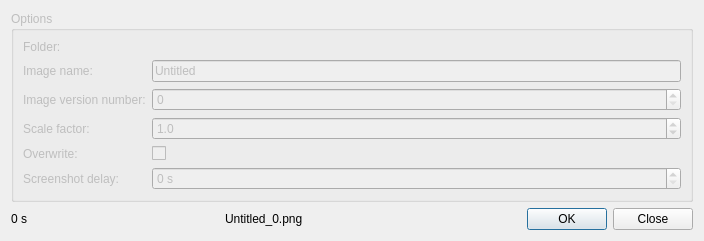
This is Libs/Widgets/Resources/UI/ctkScreenshotDialog.ui in commontk/CTK as Qt 5 draws it before an edit. The edited form follows.
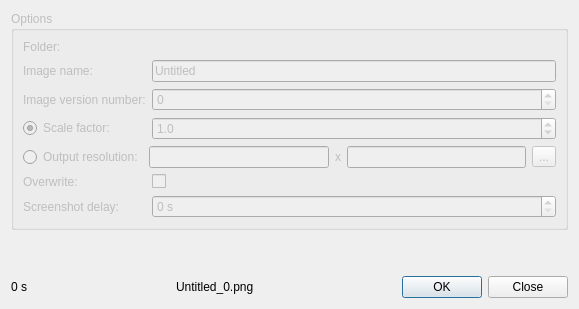
This is the edited form. Icons and pictures are not drawn. Custom widgets are drawn as their Qt base class.

Commit message:
Added screenshot output resolution support
The user can now select whether to scale the current viewport or to get
a fixed resolution screenshot of the viewport. The lock aspect ratio
button, when selected, makes sure the screenshot image has the same
aspect ratio as the viewport.

ENH: Added method to enforce resolution for output screenshot

The edit to the form file:
```diff
--- a/Libs/Widgets/Resources/UI/ctkScreenshotDialog.ui
+++ b/Libs/Widgets/Resources/UI/ctkScreenshotDialog.ui
@@ -6,8 +6,8 @@
    <rect>
     <x>0</x>
     <y>0</y>
-    <width>704</width>
-    <height>235</height>
+    <width>579</width>
+    <height>309</height>
    </rect>
   </property>
   <property name="sizePolicy">
@@ -19,8 +19,72 @@
   <property name="windowTitle">
    <string>Screen Capture Options</string>
   </property>
-  <layout class="QVBoxLayout" name="verticalLayout">
-   <item>
+  <layout class="QGridLayout" name="gridLayout">
+   <item row="2" column="0">
+    <layout class="QHBoxLayout" name="horizontalLayout">
+     <item>
+      <widget class="QLabel" name="CountDownLabel">
+       <property name="text">
+        <string>0 s</string>
+       </property>
+      </widget>
+     </item>
+     <item>
+      <spacer name="horizontalSpacer">
+       <property name="orientation">
+        <enum>Qt::Horizontal</enum>
+       </property>
+       <property name="sizeHint" stdset="0">
+        <size>
+         <width>40</width>
+         <height>20</height>
+        </size>
+       </property>
+      </spacer>
+     </item>
+     <item>
+      <widget class="QLabel" name="ImageFullNameLabel">
+       <property name="text">
+        <string>Untitled_0.png</string>
+       </property>
+      </widget>
+     </item>
+     <item>
+      <spacer name="horizontalSpacer_2">
+       <property name="orientation">
+        <enum>Qt::Horizontal</enum>
+       </property>
+       <property name="sizeHint" stdset="0">
+        <size>
+         <width>40</width>
+         <height>20</height>
+        </size>
+       </property>
+      </spacer>
+     </item>
+     <item>
+      <widget class="QDialogButtonBox" name="ButtonBox">
+       <property name="standardButtons">
+        <set>QDialogButtonBox::Close|QDialogButtonBox::Ok</set>
+       </property>
+      </widget>
+     </item>
+    </layout>
+   </item>
+   <item row="1" column="0">
+    <spacer name="verticalSpacer">
+     <property name="orientation">
+      <enum>Qt::Vertical</enum>
+     </property>
+     <property name="sizeHint" stdset="0">
+      <size>
+       <width>20</width>
+       <height>0</height>
+      </size>
+     </property>
+    </spacer>
+   </item>
+   <item row="0" column="0">
     <widget class="QGroupBox" name="OptionGroupBox">
      <property name="enabled">
       <bool>false</bool>
@@ -34,7 +98,7 @@
      <property name="title">
       <string>Options</string>
      </property>
-     <layout class="QFormLayout" name="formLayout">
+     <layout class="QGridLayout" name="gridLayout_2">
       <item row="0" column="0">
        <widget class="QLabel" name="DirectoryLabel">
         <property name="text">
@@ -43,7 +107,7 @@
        </widget>
       </item>
       <item row="0" column="1">
-       <widget class="ctkDirectoryButton" name="DirectoryButton">
+       <widget class="ctkDirectoryButton" name="DirectoryButton" native="true">
         <property name="toolTip">
          <string>Select a directory in which screen captures will be saved.</string>
         </property>
@@ -77,10 +141,13 @@
        <widget class="QSpinBox" name="ImageVersionNumberSpinBox"/>
       </item>
       <item row="3" column="0">
-       <widget class="QLabel" name="ScaleFactorLabel">
+       <widget class="QRadioButton" name="ScaleFactorRadioButton">
         <property name="text">
          <string>Scale factor:</string>
         </property>
+        <property name="checked">
+         <bool>true</bool>
+        </property>
        </widget>
       </item>
       <item row="3" column="1">
@@ -105,28 +172,73 @@
         </property>
        </widget>
       </item>
-      <item row="4" column="0">
+      <item row="4" column="0" colspan="2">
+       <layout class="QHBoxLayout" name="horizontalLayout_2">
+        <item>
+         <widget class="QRadioButton" name="OutputResolutionRadioButton">
+          <property name="text">
+           <string>Output resolution:</string>
+          </property>
+         </widget>
+        </item>
+        <item>
+         <widget class="QLineEdit" name="WidthLineEdit"/>
+        </item>
+        <item>
+         <widget class="QLabel" name="xLabel">
+          <property name="text">
+           <string>x</string>
+          </property>
+         </widget>
+        </item>
+        <item>
+         <widget class="QLineEdit" name="HeightLineEdit"/>
+        </item>
+        <item>
+         <widget class="QToolButton" name="LockAspectToolButton">
+          <property name="enabled">
+           <bool>false</bool>
+          </property>
+          <property name="text">
+           <string>...</string>
+          </property>
+          <property name="icon">
+           <iconset resource="../ctkWidgets.qrc">
+            <normaloff>:/Icons/unlock.png</normaloff>
+            <normalon>:/Icons/lock.png</normalon>:/Icons/unlock.png</iconset>
+          </property>
+          <property name="checkable">
+           <bool>true</bool>
+          </property>
+          <property name="checked">
+           <bool>false</bool>
+          </property>
+         </widget>
+        </item>
+       </layout>
+      </item>
+      <item row="5" column="0">
        <widget class="QLabel" name="OverwriteLabel">
         <property name="text">
          <string>Overwrite:</string>
         </property>
        </widget>
       </item>
-      <item row="4" column="1">
+      <item row="5" column="1">
        <widget class="QCheckBox" name="OverwriteCheckBox">
         <property name="text">
          <string/>
         </property>
        </widget>
       </item>
-      <item row="5" column="0">
+      <item row="6" column="0">
        <widget class="QLabel" name="DelayLabel">
         <property name="text">
          <string>Screenshot delay:</string>
         </property>
        </widget>
       </item>
-      <item row="5" column="1">
+      <item row="6" column="1">
        <widget class="QSpinBox" name="DelaySpinBox">
         <property name="suffix">
          <string> s</string>
@@ -139,70 +251,6 @@
      </layout>
     </widget>
    </item>
-   <item>
-    <spacer name="verticalSpacer">
-     <property name="orientation">
-      <enum>Qt::Vertical</enum>
-     </property>
-     <property name="sizeHint" stdset="0">
-      <size>
-       <width>20</width>
-       <height>0</height>
-      </size>
-     </property>
-    </spacer>
-   </item>
-   <item>
-    <layout class="QHBoxLayout" name="horizontalLayout">
-     <item>
-      <widget class="QLabel" name="CountDownLabel">
-       <property name="text">
-        <string>0 s</string>
-       </property>
-      </widget>
-     </item>
-     <item>
-      <spacer name="horizontalSpacer">
-       <property name="orientation">
-        <enum>Qt::Horizontal</enum>
-       </property>
-       <property name="sizeHint" stdset="0">
-        <size>
-         <width>40</width>
-         <height>20</height>
-        </size>
-       </property>
-      </spacer>
-     </item>
-     <item>
-      <widget class="QLabel" name="ImageFullNameLabel">
-       <property name="text">
-        <string>Untitled_0.png</string>
-       </property>
-      </widget>
-     </item>
-     <item>
-      <spacer name="horizontalSpacer_2">
-       <property name="orientation">
-        <enum>Qt::Horizontal</enum>
-       </property>
-       <property name="sizeHint" stdset="0">
-        <size>
-         <width>40</width>
-         <height>20</height>
-        </size>
-       </property>
-      </spacer>
-     </item>
-     <item>
-      <widget class="QDialogButtonBox" name="ButtonBox">
-       <property name="standardButtons">
-        <set>QDialogButtonBox::Close|QDialogButtonBox::Ok</set>
-       </property>
-      </widget>
-     </item>
-    </layout>
-   </item>
   </layout>
  </widget>
  <customwidgets>
```
Left out of the diff: 4 changed lines with no effect on the pictures. The commit also changes 6 other files.
